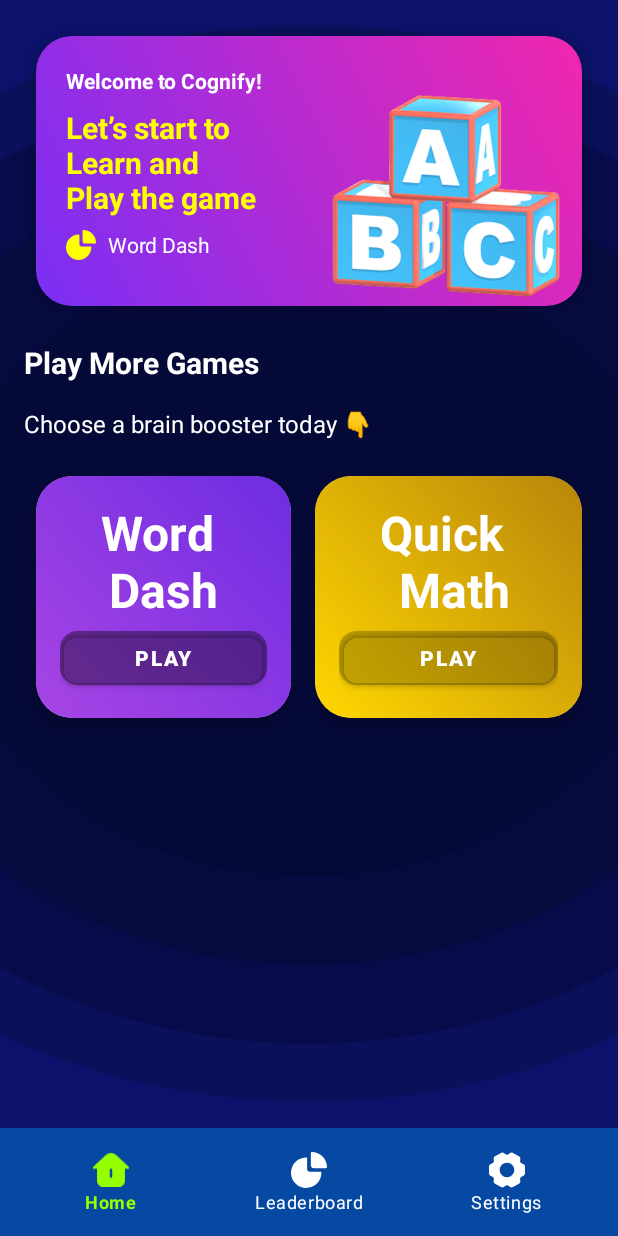
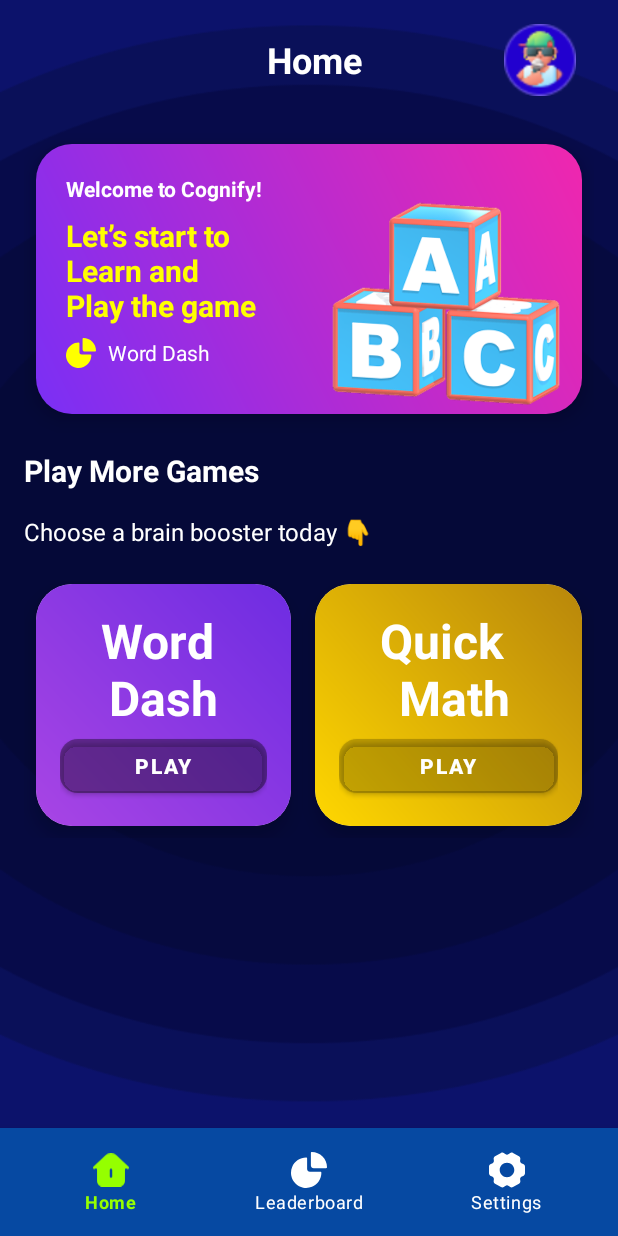
Before and after one commit to harish-kunta/Cognify, an Android app: the screen it shows after launch once a user with an empty profile is signed in (MainActivity), on a phone screen of 412 x 824 dp. Run offline under Robolectric (Android 15) with nearby library versions, the light colour scheme and no system bars; our stand-ins replace navigation-ui.

```diff
--- a/app/src/main/java/com/gigamind/cognify/ui/leaderboard/LeaderboardAdapter.java
+++ b/app/src/main/java/com/gigamind/cognify/ui/leaderboard/LeaderboardAdapter.java
@@ -27,7 +27,7 @@ public class LeaderboardAdapter extends ListAdapter<LeaderboardItem, Leaderboard
                                               @NonNull LeaderboardItem newItem) {
                 return oldItem.getTotalXP() == newItem.getTotalXP()
                         && oldItem.getRank() == newItem.getRank()
-                        && oldItem.getDisplayName().equals(newItem.getDisplayName());
+                        && oldItem.getName().equals(newItem.getName());
             }
         });
     }
@@ -73,7 +73,7 @@ public class LeaderboardAdapter extends ListAdapter<LeaderboardItem, Leaderboard
             }
 
             // 3) Display Name
-            binding.nameText.setText(item.getDisplayName());
+            binding.nameText.setText(item.getName());
 
             // 4) Badge Icon (bronze / silver / gold) based on totalXP
             String badgeType = item.getBadgeType(); // returns "bronze" / "silver" / "gold"
--- a/app/src/main/java/com/gigamind/cognify/ui/leaderboard/LeaderboardItem.java
+++ b/app/src/main/java/com/gigamind/cognify/ui/leaderboard/LeaderboardItem.java
@@ -7,7 +7,7 @@ import com.google.firebase.firestore.IgnoreExtraProperties;
 @IgnoreExtraProperties
 public class LeaderboardItem {
     private String userId;
-    private String displayName;
+    private String name;
     private int totalXP;
     private String countryCode;
 
@@ -20,12 +20,12 @@ public class LeaderboardItem {
 
     public LeaderboardItem(
             String userId,
-            String displayName,
+            String name,
             int totalXP,
             String countryCode
     ) {
         this.userId = userId;
-        this.displayName = displayName;
+        this.name = name;
         this.totalXP = totalXP;
         this.countryCode = countryCode;
     }
@@ -37,11 +37,11 @@ public class LeaderboardItem {
         this.userId = userId;
     }
 
-    public String getDisplayName() {
-        return displayName;
+    public String getName() {
+        return name;
     }
-    public void setDisplayName(String displayName) {
-        this.displayName = displayName;
+    public void setDisplayName(String name) {
+        this.name = name;
     }
 
     public int getTotalXP() {
--- a/app/src/main/res/layout/fragment_home.xml
+++ b/app/src/main/res/layout/fragment_home.xml
@@ -11,10 +11,55 @@
         android:orientation="vertical"
         android:padding="16dp">
 
+        <LinearLayout
+            android:layout_width="match_parent"
+            android:layout_height="wrap_content"
+            android:gravity="center"
+            android:orientation="horizontal"
+            android:weightSum="10">
+
+            <ImageView
+                android:id="@+id/currentStreak"
+                android:layout_width="32dp"
+                android:layout_height="32dp"
+                android:layout_weight="1"
+                android:background="@drawable/circle_background"
+                android:scaleType="centerCrop"
+                android:src="@drawable/circle_background"
+                android:visibility="invisible"
+                app:layout_constraintBottom_toBottomOf="@id/topBarBackground"
+                app:layout_constraintEnd_toEndOf="parent"
+                app:layout_constraintTop_toTopOf="@id/topBarBackground" />
+
+            <TextView
+                android:layout_width="wrap_content"
+                android:layout_height="wrap_content"
+                android:layout_gravity="center"
+                android:gravity="center"
+                android:text="Home"
+                android:layout_weight="8"
+                android:textColor="@android:color/white"
+                android:textSize="24sp"
+                android:textStyle="bold" />
+
+            <ImageView
+                android:id="@+id/currentUserAvatar"
+                android:layout_width="48dp"
+                android:layout_height="48dp"
+                android:scaleType="centerCrop"
+                android:src="@drawable/ic_avatar"
+                app:layout_constraintBottom_toBottomOf="@id/topBarBackground"
+                app:layout_constraintEnd_toEndOf="parent"
+                app:layout_constraintTop_toTopOf="@id/topBarBackground" />
+        </LinearLayout>
+
         <androidx.cardview.widget.CardView
             android:layout_width="match_parent"
             android:layout_height="180dp"
-            android:layout_margin="8dp"
+            android:layout_marginTop="32dp"
+            android:layout_marginLeft="8dp"
+            android:layout_marginRight="8dp"
+            android:layout_marginBottom="8dp"
             android:backgroundTint="@android:color/transparent"
             app:cardCornerRadius="24dp"
             app:cardElevation="8dp">
@@ -115,23 +160,25 @@
             android:layout_width="match_parent"
             android:layout_height="match_parent"
             android:layout_gravity="center"
-            android:weightSum="2"
             android:gravity="center"
-            android:orientation="horizontal">
-        <include layout="@layout/word_game_card"
+            android:orientation="horizontal"
+            android:weightSum="2">
+
+            <include
                 android:id="@+id/wordGameCard"
+                layout="@layout/word_game_card"
                 android:layout_width="wrap_content"
                 android:layout_height="match_parent"
-            android:layout_weight="1"
                 android:layout_margin="8dp"
-            />
-        <include layout="@layout/math_game_card"
+                android:layout_weight="1" />
+
+            <include
                 android:id="@+id/mathGameCard"
+                layout="@layout/math_game_card"
                 android:layout_width="wrap_content"
                 android:layout_height="wrap_content"
-            android:layout_weight="1"
                 android:layout_margin="8dp"
-            />
+                android:layout_weight="1" />
         </LinearLayout>
 
     </LinearLayout>
```
Also changed, not shown: app/src/main/res/drawable/ic_avatar.png (added). Lines whose indentation alone changed are shown as unchanged.
